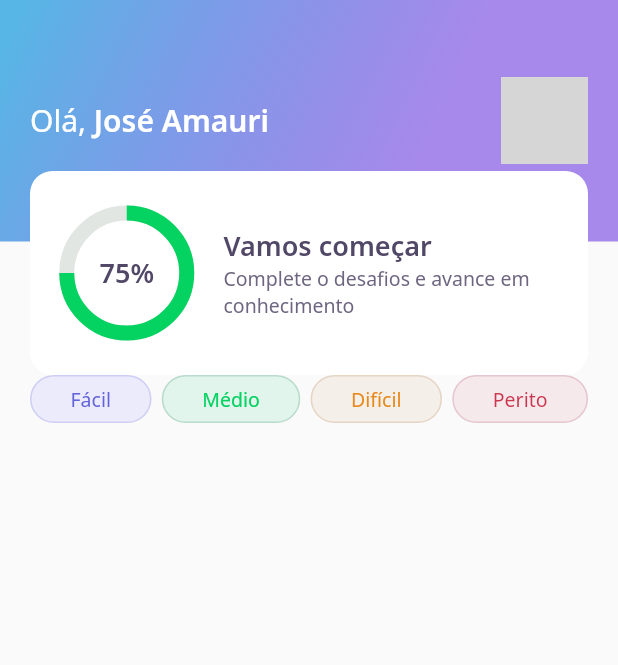
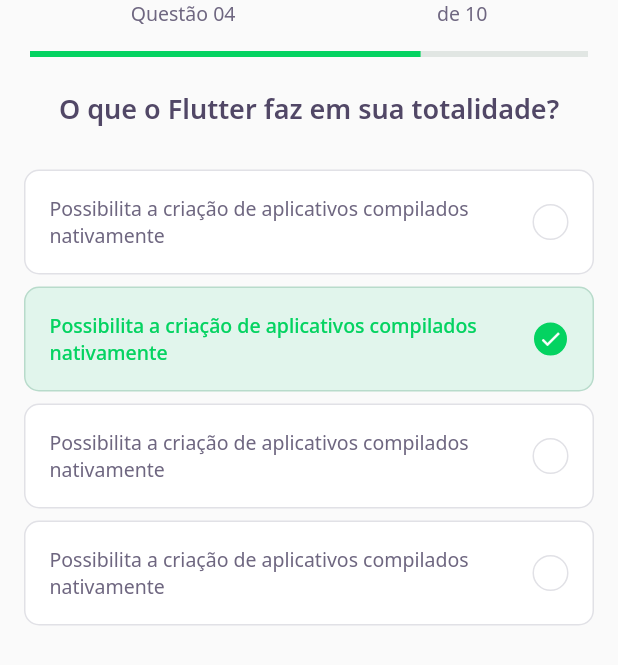
Before and after one commit to Amaurii/devquiz, a Flutter app: the screen it shows after launch, on a phone screen of 412 x 824 dp. Shown: the top 665 px of the screen. Run offline on Flutter 3.47's test engine with Material 2 defaults, Android fonts, the phone set to English and light mode, and no system bars; our stand-ins replace google_fonts; grey boxes are pictures that could not be loaded.

Commit message:
adicionando widget quiz

```diff
--- /dev/null
+++ b/lib/challenge/challenge_page.dart
@@ -0,0 +1,26 @@
+import 'package:DevQuiz/challenge/widgets/question_indicator/question_indicator_widget.dart';
+import 'package:DevQuiz/challenge/widgets/quiz/quiz_widget.dart';
+import 'package:flutter/material.dart';
+
+class ChallengePage extends StatefulWidget {
+  ChallengePage({Key? key}) : super(key: key);
+
+  @override
+  _ChallengePage createState() => _ChallengePage();
+}
+
+class _ChallengePage extends State<ChallengePage> {
+  @override
+  Widget build(BuildContext context) {
+    return Scaffold(
+      appBar: PreferredSize(
+        preferredSize: Size.fromHeight(60),
+        child: SafeArea(
+          top: true,
+          child: QuestionIndicator(),
+        ),
+      ),
+      body: QuizWidget(title: "O que o Flutter faz em sua totalidade?"),
+    );
+  }
+}
--- /dev/null
+++ b/lib/challenge/widgets/awnser/awnser_widget.dart
@@ -0,0 +1,84 @@
+import 'package:DevQuiz/core/core.dart';
+import 'package:flutter/material.dart';
+
+class AwnserWidget extends StatelessWidget {
+  final String title;
+  final bool isRight;
+  final bool isSelected;
+
+  const AwnserWidget({
+    Key? key,
+    required this.title,
+    this.isRight = false,
+    this.isSelected = false,
+  }) : super(key: key);
+
+  Color get _selectedColorRight =>
+      isRight ? AppColors.darkGreen : AppColors.darkRed;
+
+  Color get _selectedBorderRight =>
+      isRight ? AppColors.lightGreen : AppColors.lightRed;
+
+  Color get _selectedColorCardRight =>
+      isRight ? AppColors.lightGreen : AppColors.lightRed;
+
+  Color get _selectedBorderCardRight =>
+      isRight ? AppColors.green : AppColors.red;
+
+  TextStyle get _selectedTextStyleRight =>
+      isRight ? AppTextStyles.bodyDarkGreen : AppTextStyles.bodyDarkRed;
+
+  IconData get _selectedIconRight => isRight ? Icons.check : Icons.close;
+
+  @override
+  Widget build(BuildContext context) {
+    return Padding(
+      padding: const EdgeInsets.symmetric(horizontal: 16, vertical: 4),
+      child: Container(
+        padding: EdgeInsets.all(16),
+        decoration: BoxDecoration(
+          color: isSelected ? _selectedColorCardRight : AppColors.white,
+          borderRadius: BorderRadius.circular(10),
+          border: Border.fromBorderSide(
+            BorderSide(
+                color:
+                    isSelected ? _selectedBorderCardRight : AppColors.border),
+          ),
+        ),
+        child: Row(
+          mainAxisAlignment: MainAxisAlignment.spaceBetween,
+          children: [
+            Expanded(
+              child: Text(
+                title,
+                style:
+                    isSelected ? _selectedTextStyleRight : AppTextStyles.body,
+              ),
+            ),
+            SizedBox(width: 16),
+            Container(
+              width: 24,
+              height: 24,
+              decoration: BoxDecoration(
+                color: isSelected ? _selectedColorRight : AppColors.white,
+                borderRadius: BorderRadius.circular(50),
+                border: Border.fromBorderSide(
+                  BorderSide(
+                      color:
+                          isSelected ? _selectedBorderRight : AppColors.border),
+                ),
+              ),
+              child: isSelected
+                  ? Icon(
+                      _selectedIconRight,
+                      size: 16,
+                      color: Colors.white,
+                    )
+                  : null,
+            )
+          ],
+        ),
+      ),
+    );
+  }
+}
--- /dev/null
+++ b/lib/challenge/widgets/question_indicator/question_indicator_widget.dart
@@ -0,0 +1,35 @@
+import 'package:DevQuiz/core/core.dart';
+import 'package:DevQuiz/shared/widgets/progress_indicator/progress_indicator_widget.dart';
+import 'package:flutter/material.dart';
+
+class QuestionIndicator extends StatelessWidget {
+  const QuestionIndicator({Key? key}) : super(key: key);
+
+  @override
+  Widget build(BuildContext context) {
+    return Container(
+      padding: const EdgeInsets.symmetric(horizontal: 20),
+      child: Column(
+        children: [
+          Row(
+            mainAxisAlignment: MainAxisAlignment.spaceAround,
+            children: [
+              Text(
+                "Questão 04",
+                style: AppTextStyles.body,
+              ),
+              Text(
+                "de 10",
+                style: AppTextStyles.body,
+              )
+            ],
+          ),
+          SizedBox(
+            height: 16,
+          ),
+          ProgressIndicatorWidget(value: 0.7)
+        ],
+      ),
+    );
+  }
+}
--- /dev/null
+++ b/lib/challenge/widgets/quiz/quiz_widget.dart
@@ -0,0 +1,39 @@
+import 'package:DevQuiz/challenge/widgets/awnser/awnser_widget.dart';
+import 'package:DevQuiz/core/core.dart';
+import 'package:flutter/material.dart';
+
+class QuizWidget extends StatelessWidget {
+  final String title;
+  const QuizWidget({Key? key, required this.title}) : super(key: key);
+
+  @override
+  Widget build(BuildContext context) {
+    return Container(
+      child: Column(
+        children: [
+          Text(
+            title,
+            style: AppTextStyles.heading,
+          ),
+          SizedBox(
+            height: 24,
+          ),
+          AwnserWidget(
+              title:
+                  "Possibilita a criação de aplicativos compilados nativamente"),
+          AwnserWidget(
+              isRight: true,
+              isSelected: true,
+              title:
+                  "Possibilita a criação de aplicativos compilados nativamente"),
+          AwnserWidget(
+              title:
+                  "Possibilita a criação de aplicativos compilados nativamente"),
+          AwnserWidget(
+              title:
+                  "Possibilita a criação de aplicativos compilados nativamente")
+        ],
+      ),
+    );
+  }
+}
--- a/lib/core/app_widget.dart
+++ b/lib/core/app_widget.dart
@@ -1,3 +1,4 @@
+import 'package:DevQuiz/challenge/challenge_page.dart';
 import 'package:DevQuiz/home/home_page.dart';
 import 'package:flutter/material.dart';
 
@@ -6,7 +7,7 @@ class AppWidget extends StatelessWidget {
   Widget build(BuildContext context) {
     return MaterialApp(
       title: "DevQuiz",
-      home: HomePage(),
+      home: ChallengePage(),
     );
   }
 }
--- a/lib/home/home_page.dart
+++ b/lib/home/home_page.dart
@@ -1,5 +1,6 @@
 import 'package:DevQuiz/home/widgets/app_bar/app_bar_widget.dart';
 import 'package:DevQuiz/home/widgets/level_button/level_button_widget.dart';
+import 'package:DevQuiz/home/widgets/quiz_card/quiz_card_widget.dart';
 import 'package:flutter/material.dart';
 
 class HomePage extends StatefulWidget {
@@ -14,7 +15,10 @@ class _HomePage extends State<HomePage> {
   Widget build(BuildContext context) {
     return Scaffold(
         appBar: AppBarWidget(),
-        body: Padding(
+        body: Column(
+          children: [
+            SizedBox(height: 24),
+            Padding(
               padding: const EdgeInsets.symmetric(horizontal: 20),
               child: Row(
                 mainAxisAlignment: MainAxisAlignment.spaceBetween,
@@ -33,6 +37,22 @@ class _HomePage extends State<HomePage> {
                   ),
                 ],
               ),
+            ),
+            SizedBox(height: 24),
+            Expanded(
+              child: GridView.count(
+                crossAxisSpacing: 16,
+                mainAxisSpacing: 16,
+                crossAxisCount: 2,
+                children: [
+                  QuizCardWidget(),
+                  QuizCardWidget(),
+                  QuizCardWidget(),
+                  QuizCardWidget()
+                ],
+              ),
+            )
+          ],
         ));
   }
 }
--- /dev/null
+++ b/lib/home/widgets/quiz_card/quiz_card_widget.dart
@@ -0,0 +1,54 @@
+import 'package:DevQuiz/core/core.dart';
+import 'package:DevQuiz/shared/widgets/progress_indicator/progress_indicator_widget.dart';
+import 'package:flutter/material.dart';
+
+class QuizCardWidget extends StatelessWidget {
+  const QuizCardWidget({Key? key}) : super(key: key);
+
+  @override
+  Widget build(BuildContext context) {
+    return Container(
+      padding: EdgeInsets.all(16),
+      decoration: BoxDecoration(
+          border: Border.fromBorderSide(BorderSide(color: AppColors.border)),
+          color: AppColors.white,
+          borderRadius: BorderRadius.circular(10)),
+      child: Column(
+        crossAxisAlignment: CrossAxisAlignment.start,
+        children: [
+          Container(
+            height: 40,
+            width: 40,
+            child: Image.asset(AppImages.blocks),
+          ),
+          SizedBox(
+            height: 24,
+          ),
+          Text(
+            "Gerenciamento de estado",
+            style: AppTextStyles.heading15,
+          ),
+          SizedBox(
+            height: 20,
+          ),
+          Row(
+            children: [
+              Expanded(
+                flex: 1,
+                child: Text(
+                  "3/10",
+                  style: AppTextStyles.body11,
+                ),
+              ),
+              Expanded(
+                  flex: 4,
+                  child: ProgressIndicatorWidget(
+                    value: 0.3,
+                  ))
+            ],
+          )
+        ],
+      ),
+    );
+  }
+}
--- /dev/null
+++ b/lib/shared/widgets/progress_indicator/progress_indicator_widget.dart
@@ -0,0 +1,18 @@
+import 'package:DevQuiz/core/core.dart';
+import 'package:flutter/material.dart';
+
+class ProgressIndicatorWidget extends StatelessWidget {
+  final double value;
+
+  const ProgressIndicatorWidget({Key? key, required this.value})
+      : super(key: key);
+
+  @override
+  Widget build(BuildContext context) {
+    return LinearProgressIndicator(
+      value: value,
+      backgroundColor: AppColors.chartSecondary,
+      valueColor: AlwaysStoppedAnimation<Color>(AppColors.chartPrimary),
+    );
+  }
+}
```
Lines whose indentation alone changed are shown as unchanged.
